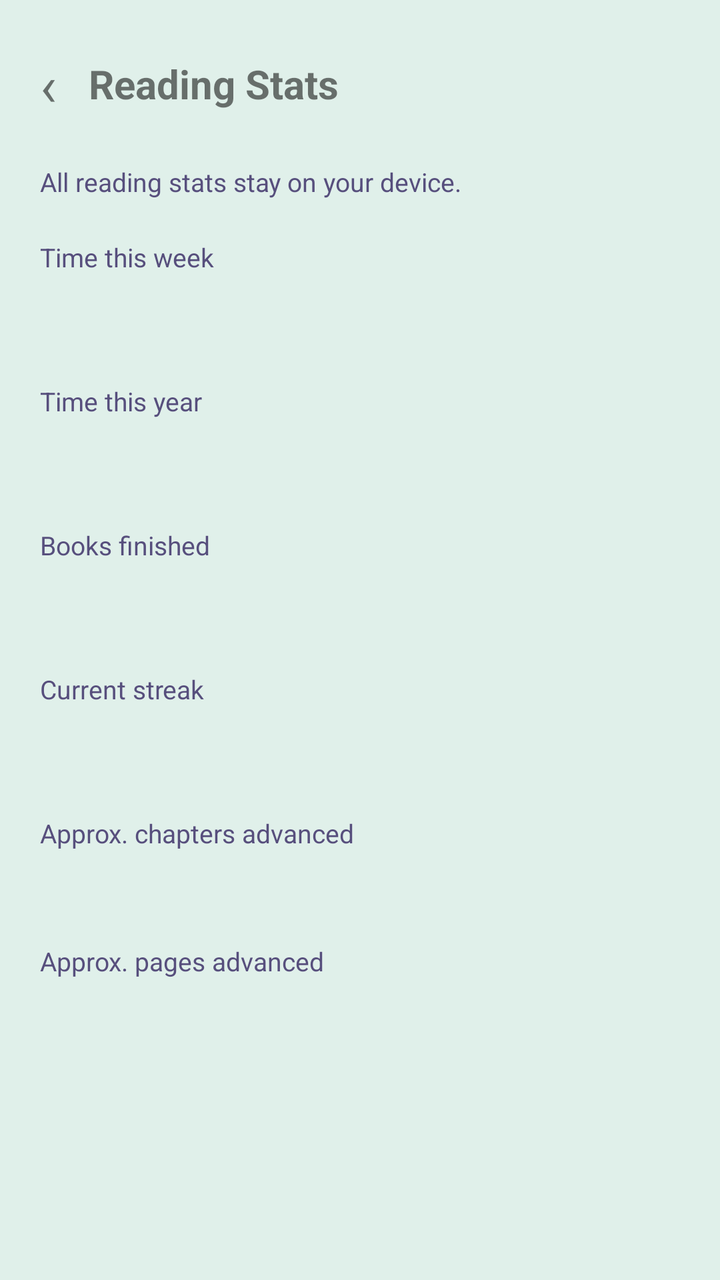
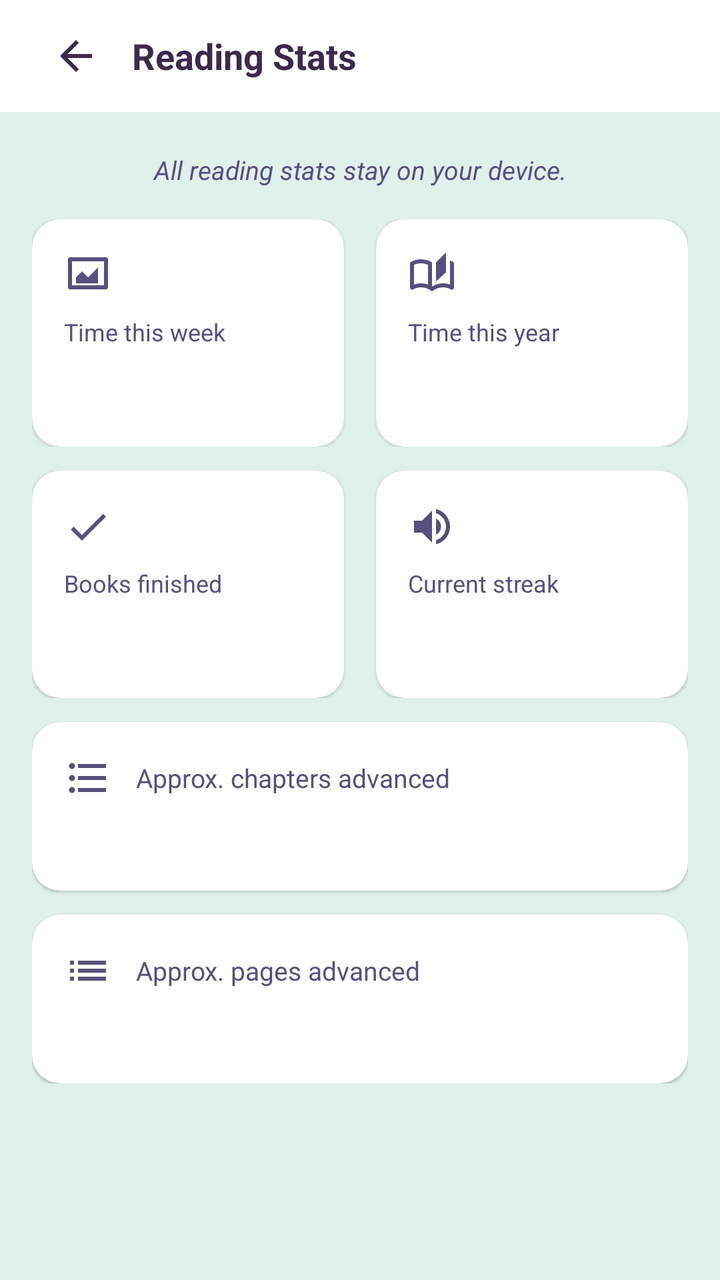

Before-and-after screenshots of an Android layout around one commit, followed by the original layout XML and the change that was made.
<!-- AndroidManifest.xml: activity theme Theme.EpubReader -->
<!-- res/layout/activity_reading_stats.xml -->
<?xml version="1.0" encoding="utf-8"?>
<ScrollView xmlns:android="http://schemas.android.com/apk/res/android"
    android:layout_width="match_parent"
    android:layout_height="match_parent"
    android:fillViewport="true">

    <LinearLayout
        android:id="@+id/statsRoot"
        android:layout_width="match_parent"
        android:layout_height="wrap_content"
        android:orientation="vertical"
        android:padding="20dp">

        <LinearLayout
            android:layout_width="match_parent"
            android:layout_height="wrap_content"
            android:gravity="center_vertical"
            android:orientation="horizontal">
            <TextView
                android:id="@+id/statsBack"
                android:layout_width="wrap_content"
                android:layout_height="44dp"
                android:gravity="center_vertical"
                android:paddingEnd="16dp"
                android:text="‹"
                android:textSize="28sp" />
            <TextView
                android:layout_width="0dp"
                android:layout_height="wrap_content"
                android:layout_weight="1"
                android:text="@string/stats_title"
                android:textSize="20sp"
                android:textStyle="bold" />
        </LinearLayout>

        <TextView
            android:layout_width="match_parent"
            android:layout_height="wrap_content"
            android:layout_marginTop="18dp"
            android:text="@string/stats_privacy"
            android:textColor="?android:textColorSecondary"
            android:textSize="13sp" />

        <LinearLayout
            android:layout_width="match_parent"
            android:layout_height="wrap_content"
            android:layout_marginTop="20dp"
            android:orientation="vertical">
            <TextView android:layout_width="match_parent" android:layout_height="wrap_content" android:text="@string/stats_time_week" android:textSize="13sp" android:textColor="?android:textColorSecondary" />
            <TextView android:id="@+id/statsWeek" android:layout_width="match_parent" android:layout_height="wrap_content" android:layout_marginTop="4dp" android:textSize="24sp" android:textStyle="bold" />
            <TextView android:layout_width="match_parent" android:layout_height="wrap_content" android:layout_marginTop="18dp" android:text="@string/stats_time_year" android:textSize="13sp" android:textColor="?android:textColorSecondary" />
            <TextView android:id="@+id/statsYear" android:layout_width="match_parent" android:layout_height="wrap_content" android:layout_marginTop="4dp" android:textSize="24sp" android:textStyle="bold" />
            <TextView android:layout_width="match_parent" android:layout_height="wrap_content" android:layout_marginTop="18dp" android:text="@string/stats_books_finished" android:textSize="13sp" android:textColor="?android:textColorSecondary" />
            <TextView android:id="@+id/statsFinished" android:layout_width="match_parent" android:layout_height="wrap_content" android:layout_marginTop="4dp" android:textSize="24sp" android:textStyle="bold" />
            <TextView android:layout_width="match_parent" android:layout_height="wrap_content" android:layout_marginTop="18dp" android:text="@string/stats_current_streak" android:textSize="13sp" android:textColor="?android:textColorSecondary" />
            <TextView android:id="@+id/statsStreak" android:layout_width="match_parent" android:layout_height="wrap_content" android:layout_marginTop="4dp" android:textSize="24sp" android:textStyle="bold" />
            <TextView android:layout_width="match_parent" android:layout_height="wrap_content" android:layout_marginTop="18dp" android:text="@string/stats_chapters" android:textSize="13sp" android:textColor="?android:textColorSecondary" />
            <TextView android:id="@+id/statsChapters" android:layout_width="match_parent" android:layout_height="wrap_content" android:layout_marginTop="4dp" android:textSize="18sp" />
            <TextView android:layout_width="match_parent" android:layout_height="wrap_content" android:layout_marginTop="18dp" android:text="@string/stats_pages" android:textSize="13sp" android:textColor="?android:textColorSecondary" />
            <TextView android:id="@+id/statsPages" android:layout_width="match_parent" android:layout_height="wrap_content" android:layout_marginTop="4dp" android:textSize="18sp" />
        </LinearLayout>
    </LinearLayout>
</ScrollView>
<!-- resources referenced by this layout -->
<resources>
  <!-- unchanged entries left out for length: 23 -->
</resources>

<!-- the commit's change to res/layout/activity_reading_stats.xml (unified diff, before → after) -->
@@ -1,63 +1,347 @@
 <?xml version="1.0" encoding="utf-8"?>
 <ScrollView xmlns:android="http://schemas.android.com/apk/res/android"
+    xmlns:app="http://schemas.android.com/apk/res-auto"
     android:layout_width="match_parent"
     android:layout_height="match_parent"
-    android:fillViewport="true">
+    android:fillViewport="true"
+    android:background="?android:colorBackground">
 
     <LinearLayout
-        android:id="@+id/statsRoot"
         android:layout_width="match_parent"
         android:layout_height="wrap_content"
-        android:orientation="vertical"
-        android:padding="20dp">
-
+        android:orientation="vertical">
+
+        
         <LinearLayout
             android:layout_width="match_parent"
-            android:layout_height="wrap_content"
+            android:layout_height="56dp"
             android:gravity="center_vertical"
-            android:orientation="horizontal">
-            <TextView
+            android:orientation="horizontal"
+            android:paddingStart="@dimen/app_screen_edge_h"
+            android:paddingEnd="@dimen/app_screen_edge_h"
+            android:background="?attr/colorSurface">
+
+            <ImageButton
                 android:id="@+id/statsBack"
-                android:layout_width="wrap_content"
-                android:layout_height="44dp"
-                android:gravity="center_vertical"
-                android:paddingEnd="16dp"
-                android:text="‹"
-                android:textSize="28sp" />
+                android:layout_width="@dimen/app_icon_button_size"
+                android:layout_height="@dimen/app_icon_button_size"
+                android:background="?attr/selectableItemBackgroundBorderless"
+                android:contentDescription="@string/action_back"
+                android:src="@drawable/ic_arrow_back"
+                app:tint="?android:textColorPrimary" />
+
             <TextView
                 android:layout_width="0dp"
                 android:layout_height="wrap_content"
                 android:layout_weight="1"
+                android:layout_marginStart="@dimen/app_text_row_padding_h"
                 android:text="@string/stats_title"
-                android:textSize="20sp"
+                android:textColor="?android:textColorPrimary"
+                android:textSize="18sp"
                 android:textStyle="bold" />
         </LinearLayout>
 
-        <TextView
+        <LinearLayout
+            android:id="@+id/statsRoot"
             android:layout_width="match_parent"
             android:layout_height="wrap_content"
-            android:layout_marginTop="18dp"
-            android:text="@string/stats_privacy"
-            android:textColor="?android:textColorSecondary"
-            android:textSize="13sp" />
-
-        <LinearLayout
-            android:layout_width="match_parent"
-            android:layout_height="wrap_content"
-            android:layout_marginTop="20dp"
-            android:orientation="vertical">
-            <TextView android:layout_width="match_parent" android:layout_height="wrap_content" android:text="@string/stats_time_week" android:textSize="13sp" android:textColor="?android:textColorSecondary" />
-            <TextView android:id="@+id/statsWeek" android:layout_width="match_parent" android:layout_height="wrap_content" android:layout_marginTop="4dp" android:textSize="24sp" android:textStyle="bold" />
-            <TextView android:layout_width="match_parent" android:layout_height="wrap_content" android:layout_marginTop="18dp" android:text="@string/stats_time_year" android:textSize="13sp" android:textColor="?android:textColorSecondary" />
-            <TextView android:id="@+id/statsYear" android:layout_width="match_parent" android:layout_height="wrap_content" android:layout_marginTop="4dp" android:textSize="24sp" android:textStyle="bold" />
-            <TextView android:layout_width="match_parent" android:layout_height="wrap_content" android:layout_marginTop="18dp" android:text="@string/stats_books_finished" android:textSize="13sp" android:textColor="?android:textColorSecondary" />
-            <TextView android:id="@+id/statsFinished" android:layout_width="match_parent" android:layout_height="wrap_content" android:layout_marginTop="4dp" android:textSize="24sp" android:textStyle="bold" />
-            <TextView android:layout_width="match_parent" android:layout_height="wrap_content" android:layout_marginTop="18dp" android:text="@string/stats_current_streak" android:textSize="13sp" android:textColor="?android:textColorSecondary" />
-            <TextView android:id="@+id/statsStreak" android:layout_width="match_parent" android:layout_height="wrap_content" android:layout_marginTop="4dp" android:textSize="24sp" android:textStyle="bold" />
-            <TextView android:layout_width="match_parent" android:layout_height="wrap_content" android:layout_marginTop="18dp" android:text="@string/stats_chapters" android:textSize="13sp" android:textColor="?android:textColorSecondary" />
-            <TextView android:id="@+id/statsChapters" android:layout_width="match_parent" android:layout_height="wrap_content" android:layout_marginTop="4dp" android:textSize="18sp" />
-            <TextView android:layout_width="match_parent" android:layout_height="wrap_content" android:layout_marginTop="18dp" android:text="@string/stats_pages" android:textSize="13sp" android:textColor="?android:textColorSecondary" />
-            <TextView android:id="@+id/statsPages" android:layout_width="match_parent" android:layout_height="wrap_content" android:layout_marginTop="4dp" android:textSize="18sp" />
+            android:orientation="vertical"
+            android:padding="@dimen/app_screen_edge_h">
+
+            
+            <TextView
+                android:layout_width="match_parent"
+                android:layout_height="wrap_content"
+                android:layout_marginTop="4dp"
+                android:gravity="center"
+                android:text="@string/stats_privacy"
+                android:textColor="?android:textColorSecondary"
+                android:textSize="13sp"
+                android:textStyle="italic" />
+
+            
+            <LinearLayout
+                android:layout_width="match_parent"
+                android:layout_height="wrap_content"
+                android:layout_marginTop="16dp"
+                android:orientation="horizontal"
+                android:weightSum="2">
+
+                
+                <com.google.android.material.card.MaterialCardView
+                    android:layout_width="0dp"
+                    android:layout_height="wrap_content"
+                    android:layout_weight="1"
+                    android:layout_marginEnd="8dp"
+                    app:cardBackgroundColor="?attr/colorSurface"
+                    app:cardCornerRadius="14dp"
+                    app:cardElevation="1dp">
+
+                    <LinearLayout
+                        android:layout_width="match_parent"
+                        android:layout_height="wrap_content"
+                        android:orientation="vertical"
+                        android:padding="@dimen/app_card_padding">
+
+                        <ImageView
+                            android:layout_width="24dp"
+                            android:layout_height="24dp"
+                            android:contentDescription="@string/stats_time_week"
+                            android:src="@drawable/ic_stats"
+                            app:tint="?android:textColorSecondary" />
+
+                        <TextView
+                            android:layout_width="match_parent"
+                            android:layout_height="wrap_content"
+                            android:layout_marginTop="8dp"
+                            android:text="@string/stats_time_week"
+                            android:textColor="?android:textColorSecondary"
+                            android:textSize="12sp" />
+
+                        <TextView
+                            android:id="@+id/statsWeek"
+                            android:layout_width="match_parent"
+                            android:layout_height="wrap_content"
+                            android:layout_marginTop="4dp"
+                            android:textColor="?android:textColorPrimary"
+                            android:textSize="22sp"
+                            android:textStyle="bold" />
+                    </LinearLayout>
+                </com.google.android.material.card.MaterialCardView>
+
+                
+                <com.google.android.material.card.MaterialCardView
+                    android:layout_width="0dp"
+                    android:layout_height="wrap_content"
+                    android:layout_weight="1"
+                    android:layout_marginStart="8dp"
+                    app:cardBackgroundColor="?attr/colorSurface"
+                    app:cardCornerRadius="14dp"
+                    app:cardElevation="1dp">
+
+                    <LinearLayout
+                        android:layout_width="match_parent"
+                        android:layout_height="wrap_content"
+                        android:orientation="vertical"
+                        android:padding="@dimen/app_card_padding">
+
+                        <ImageView
+                            android:layout_width="24dp"
+                            android:layout_height="24dp"
+                            android:contentDescription="@string/stats_time_year"
+                            android:src="@drawable/ic_menu_book"
+                            app:tint="?android:textColorSecondary" />
+
+                        <TextView
+                            android:layout_width="match_parent"
+                            android:layout_height="wrap_content"
+                            android:layout_marginTop="8dp"
+                            android:text="@string/stats_time_year"
+                            android:textColor="?android:textColorSecondary"
+                            android:textSize="12sp" />
+
+                        <TextView
+                            android:id="@+id/statsYear"
+                            android:layout_width="match_parent"
+                            android:layout_height="wrap_content"
+                            android:layout_marginTop="4dp"
+                            android:textColor="?android:textColorPrimary"
+                            android:textSize="22sp"
+                            android:textStyle="bold" />
+                    </LinearLayout>
+                </com.google.android.material.card.MaterialCardView>
+            </LinearLayout>
+
+            
+            <LinearLayout
+                android:layout_width="match_parent"
+                android:layout_height="wrap_content"
+                android:layout_marginTop="12dp"
+                android:orientation="horizontal"
+                android:weightSum="2">
+
+                
+                <com.google.android.material.card.MaterialCardView
+                    android:layout_width="0dp"
+                    android:layout_height="wrap_content"
+                    android:layout_weight="1"
+                    android:layout_marginEnd="8dp"
+                    app:cardBackgroundColor="?attr/colorSurface"
+                    app:cardCornerRadius="14dp"
+                    app:cardElevation="1dp">
+
+                    <LinearLayout
+                        android:layout_width="match_parent"
+                        android:layout_height="wrap_content"
+                        android:orientation="vertical"
+                        android:padding="@dimen/app_card_padding">
+
+                        <ImageView
+                            android:layout_width="24dp"
+                            android:layout_height="24dp"
+                            android:contentDescription="@string/stats_books_finished"
+                            android:src="@drawable/ic_check"
+                            app:tint="?android:textColorSecondary" />
+
+                        <TextView
+                            android:layout_width="match_parent"
+                            android:layout_height="wrap_content"
+                            android:layout_marginTop="8dp"
+                            android:text="@string/stats_books_finished"
+                            android:textColor="?android:textColorSecondary"
+                            android:textSize="12sp" />
+
+                        <TextView
+                            android:id="@+id/statsFinished"
+                            android:layout_width="match_parent"
+                            android:layout_height="wrap_content"
+                            android:layout_marginTop="4dp"
+                            android:textColor="?android:textColorPrimary"
+                            android:textSize="22sp"
+                            android:textStyle="bold" />
+                    </LinearLayout>
+                </com.google.android.material.card.MaterialCardView>
+
+                
+                <com.google.android.material.card.MaterialCardView
+                    android:layout_width="0dp"
+                    android:layout_height="wrap_content"
+                    android:layout_weight="1"
+                    android:layout_marginStart="8dp"
+                    app:cardBackgroundColor="?attr/colorSurface"
+                    app:cardCornerRadius="14dp"
+                    app:cardElevation="1dp">
+
+                    <LinearLayout
+                        android:layout_width="match_parent"
+                        android:layout_height="wrap_content"
+                        android:orientation="vertical"
+                        android:padding="@dimen/app_card_padding">
+
+                        <ImageView
+                            android:layout_width="24dp"
+                            android:layout_height="24dp"
+                            android:contentDescription="@string/stats_current_streak"
+                            android:src="@drawable/ic_volume"
+                            app:tint="?android:textColorSecondary" />
+
+                        <TextView
+                            android:layout_width="match_parent"
+                            android:layout_height="wrap_content"
+                            android:layout_marginTop="8dp"
+                            android:text="@string/stats_current_streak"
+                            android:textColor="?android:textColorSecondary"
+                            android:textSize="12sp" />
+
+                        <TextView
+                            android:id="@+id/statsStreak"
+                            android:layout_width="match_parent"
+                            android:layout_height="wrap_content"
+                            android:layout_marginTop="4dp"
+                            android:textColor="?android:textColorPrimary"
+                            android:textSize="22sp"
+                            android:textStyle="bold" />
+                    </LinearLayout>
+                </com.google.android.material.card.MaterialCardView>
+            </LinearLayout>
+
+            
+            <com.google.android.material.card.MaterialCardView
+                android:layout_width="match_parent"
+                android:layout_height="wrap_content"
+                android:layout_marginTop="12dp"
+                app:cardBackgroundColor="?attr/colorSurface"
+                app:cardCornerRadius="14dp"
+                app:cardElevation="1dp">
+
+                <LinearLayout
+                    android:layout_width="match_parent"
+                    android:layout_height="wrap_content"
+                    android:orientation="vertical"
+                    android:padding="@dimen/app_card_padding">
+
+                    <LinearLayout
+                        android:layout_width="match_parent"
+                        android:layout_height="wrap_content"
+                        android:gravity="center_vertical"
+                        android:orientation="horizontal">
+
+                        <ImageView
+                            android:layout_width="24dp"
+                            android:layout_height="24dp"
+                            android:contentDescription="@string/stats_chapters"
+                            android:src="@drawable/ic_toc"
+                            app:tint="?android:textColorSecondary" />
+
+                        <TextView
+                            android:layout_width="0dp"
+                            android:layout_height="wrap_content"
+                            android:layout_weight="1"
+                            android:layout_marginStart="12dp"
+                            android:text="@string/stats_chapters"
+                            android:textColor="?android:textColorSecondary"
+                            android:textSize="13sp" />
+                    </LinearLayout>
+
+                    <TextView
+                        android:id="@+id/statsChapters"
+                        android:layout_width="match_parent"
+                        android:layout_height="wrap_content"
+                        android:layout_marginTop="4dp"
+                        android:layout_marginStart="36dp"
+                        android:textColor="?android:textColorPrimary"
+                        android:textSize="18sp" />
+                </LinearLayout>
+            </com.google.android.material.card.MaterialCardView>
+
+            
+            <com.google.android.material.card.MaterialCardView
+                android:layout_width="match_parent"
+                android:layout_height="wrap_content"
+                android:layout_marginTop="12dp"
+                app:cardBackgroundColor="?attr/colorSurface"
+                app:cardCornerRadius="14dp"
+                app:cardElevation="1dp">
+
+                <LinearLayout
+                    android:layout_width="match_parent"
+                    android:layout_height="wrap_content"
+                    android:orientation="vertical"
+                    android:padding="@dimen/app_card_padding">
+
+                    <LinearLayout
+                        android:layout_width="match_parent"
+                        android:layout_height="wrap_content"
+                        android:gravity="center_vertical"
+                        android:orientation="horizontal">
+
+                        <ImageView
+                            android:layout_width="24dp"
+                            android:layout_height="24dp"
+                            android:contentDescription="@string/stats_pages"
+                            android:src="@drawable/ic_list"
+                            app:tint="?android:textColorSecondary" />
+
+                        <TextView
+                            android:layout_width="0dp"
+                            android:layout_height="wrap_content"
+                            android:layout_weight="1"
+                            android:layout_marginStart="12dp"
+                            android:text="@string/stats_pages"
+                            android:textColor="?android:textColorSecondary"
+                            android:textSize="13sp" />
+                    </LinearLayout>
+
+                    <TextView
+                        android:id="@+id/statsPages"
+                        android:layout_width="match_parent"
+                        android:layout_height="wrap_content"
+                        android:layout_marginTop="4dp"
+                        android:layout_marginStart="36dp"
+                        android:textColor="?android:textColorPrimary"
+                        android:textSize="18sp" />
+                </LinearLayout>
+            </com.google.android.material.card.MaterialCardView>
         </LinearLayout>
     </LinearLayout>
 </ScrollView>
<!-- resource entries referenced after the edit -->
@@ -1,5 +1,116 @@
 <!-- resources referenced by this layout -->
 <resources>
+  <dimen name="app_card_padding">16dp</dimen>
+  <dimen name="app_icon_button_size">44dp</dimen>
+  <dimen name="app_screen_edge_h">16dp</dimen>
+  <dimen name="app_text_row_padding_h">6dp</dimen>
+  <!-- drawable ic_arrow_back (drawable) -->
+  <?xml version="1.0" encoding="utf-8"?>
+  <vector xmlns:android="http://schemas.android.com/apk/res/android"
+      android:width="24dp" android:height="24dp"
+      android:viewportWidth="24" android:viewportHeight="24">
+      <path android:fillColor="@android:color/white"
+          android:pathData="M20 11H7.83l5.59-5.59L12 4l-8 8 8 8 1.41-1.41L7.83 13H20v-2z" />
+  </vector>
+  <!-- drawable ic_check (drawable) -->
+  <?xml version="1.0" encoding="utf-8"?>
+  <vector xmlns:android="http://schemas.android.com/apk/res/android"
+      android:width="24dp" android:height="24dp"
+      android:viewportWidth="24" android:viewportHeight="24">
+      <path android:fillColor="@android:color/white" android:pathData="M9 16.17L4.83 12l-1.42 1.41L9 19 21 7l-1.41-1.41z" />
+  </vector>
+  <!-- drawable ic_list (drawable) -->
+  <?xml version="1.0" encoding="utf-8"?>
+  <vector xmlns:android="http://schemas.android.com/apk/res/android"
+      android:width="24dp" android:height="24dp"
+      android:viewportWidth="24" android:viewportHeight="24">
+      <path android:fillColor="@android:color/white" android:pathData="M3 13h2v-2H3v2zm0 4h2v-2H3v2zm0-8h2V7H3v2zm4 4h14v-2H7v2zm0 4h14v-2H7v2zM7 7v2h14V7H7z" />
+  </vector>
+  <!-- drawable ic_menu_book (drawable) -->
+  <?xml version="1.0" encoding="utf-8"?>
+  <vector xmlns:android="http://schemas.android.com/apk/res/android"
+      android:width="24dp"
+      android:height="24dp"
+      android:viewportWidth="24"
+      android:viewportHeight="24">
+  
+      <path
+          android:fillColor="@android:color/white"
+          android:pathData="M12,20
+              q-1.2,-0.95 -2.6,-1.475
+              T6.5,18
+              q-1.05,0 -2.062,0.275
+              T2.5,19.05
+              q-0.525,0.275 -1.012,-0.025
+              T1,18.15
+              V6.1
+              q0,-0.275 0.138,-0.525
+              T1.55,5.2
+              q1.15,-0.6 2.4,-0.9
+              T6.5,4
+              q1.45,0 2.838,0.375
+              T12,5.5
+              v12.1
+              q1.275,-0.8 2.675,-1.2
+              T17.5,16
+              q0.9,0 1.763,0.15
+              T21,16.6
+              v-12
+              q0.375,0.125 0.738,0.263
+              T22.45,5.2
+              q0.275,0.125 0.413,0.375
+              T23,6.1
+              v12.05
+              q0,0.575 -0.487,0.875
+              T21.5,19.05
+              q-0.925,-0.5 -1.937,-0.775
+              T17.5,18
+              q-1.5,0 -2.9,0.525
+              T12,20
+              M14,15
+              V5.5
+              l5,-5
+              v10
+              l-5,4.5
+              Z
+              M10,16.625
+              V6.725
+              q-0.825,-0.35 -1.713,-0.537
+              T6.5,6
+              q-0.925,0 -1.8,0.175
+              T3,6.7
+              v9.925
+              q0.875,-0.325 1.738,-0.475
+              T6.5,16
+              q0.925,0 1.763,0.15
+              T10,16.625
+              M10,16.625
+              v-9.9
+              Z" />
+  
+  </vector>
+  <!-- drawable ic_stats (drawable) -->
+  <?xml version="1.0" encoding="utf-8"?>
+  <vector xmlns:android="http://schemas.android.com/apk/res/android"
+      android:width="24dp"
+      android:height="24dp"
+      android:viewportWidth="24"
+      android:viewportHeight="24"
+      android:tint="?android:textColorPrimary">
+      <path
+          android:fillColor="@android:color/white"
+          android:pathData="M3,3h18a1,1 0,0 1,1 1v14a1,1 0,0 1,-1 1H3a1,1 0,0 1,-1 -1V4a1,1 0,0 1,1 -1zM4,5v12h16V5H4zM6,13l3,-3 3,3 5,-5v8H6v-3z" />
+  </vector>
+  <!-- drawable ic_toc (drawable) -->
+  <?xml version="1.0" encoding="utf-8"?>
+  <vector xmlns:android="http://schemas.android.com/apk/res/android"
+      android:width="24dp" android:height="24dp"
+      android:viewportWidth="24" android:viewportHeight="24">
+      <path android:fillColor="@android:color/white" android:pathData="M4 10.5c-.83 0-1.5.67-1.5 1.5s.67 1.5 1.5 1.5 1.5-.67 1.5-1.5-.67-1.5-1.5-1.5zm0-6C3.17 4.5 2.5 5.17 2.5 6s.67 1.5 1.5 1.5S5.5 6.83 5.5 6 4.83 4.5 4 4.5zm0 12c-.83 0-1.5.67-1.5 1.5S3.17 19.5 4 19.5s1.5-.67 1.5-1.5-.67-1.5-1.5-1.5zM7 19h14v-2H7v2zm0-6h14v-2H7v2zm0-8v2h14V5H7z" />
+  </vector>
+  <!-- drawable ic_volume (drawable) -->
+  <vector xmlns:android="http://schemas.android.com/apk/res/android" android:width="24dp" android:height="24dp" android:viewportWidth="24" android:viewportHeight="24"><path android:fillColor="#FFFFFFFF" android:pathData="M3,9v6h4l5,5V4L7,9H3zM16.5,12c0,-1.77 -1,-3.29 -2.5,-4.03v8.05c1.5,-0.73 2.5,-2.25 2.5,-4.02zM14,3.23v2.06c2.89,0.86 5,3.54 5,6.71s-2.11,5.85 -5,6.71v2.06c4.01,-0.91 7,-4.49 7,-8.77s-2.99,-7.86 -7,-8.77z"/></vector>
+  <string name="action_back">Back</string>
   <!-- unchanged entries left out for length: 23 -->
 </resources>
 
